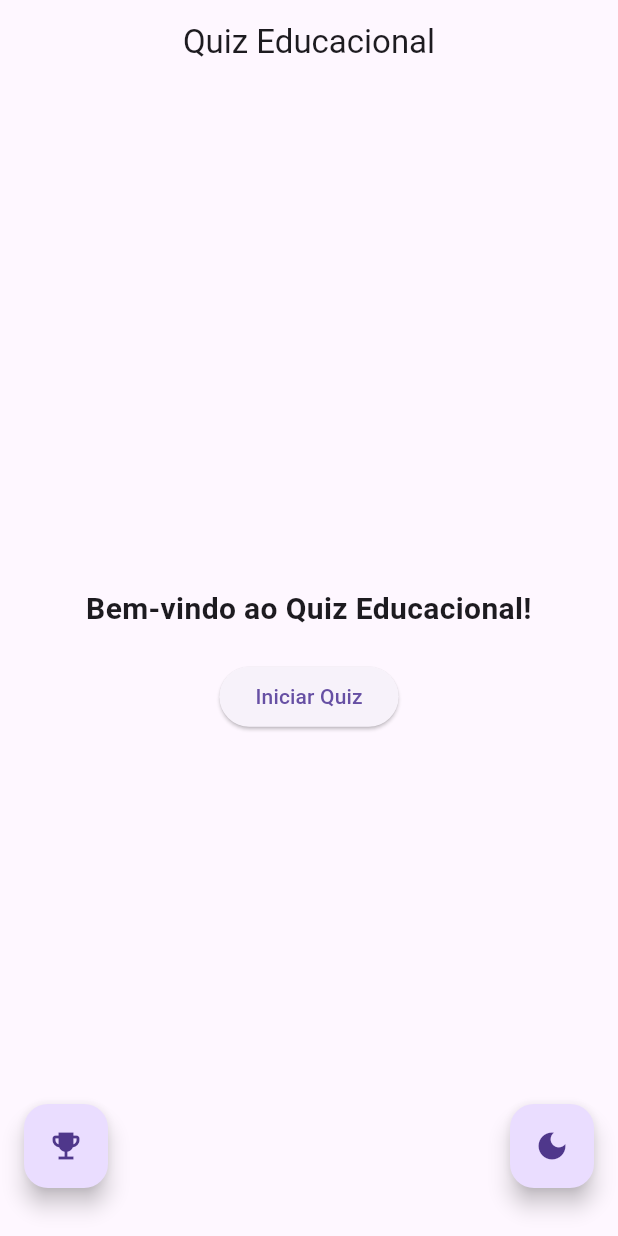
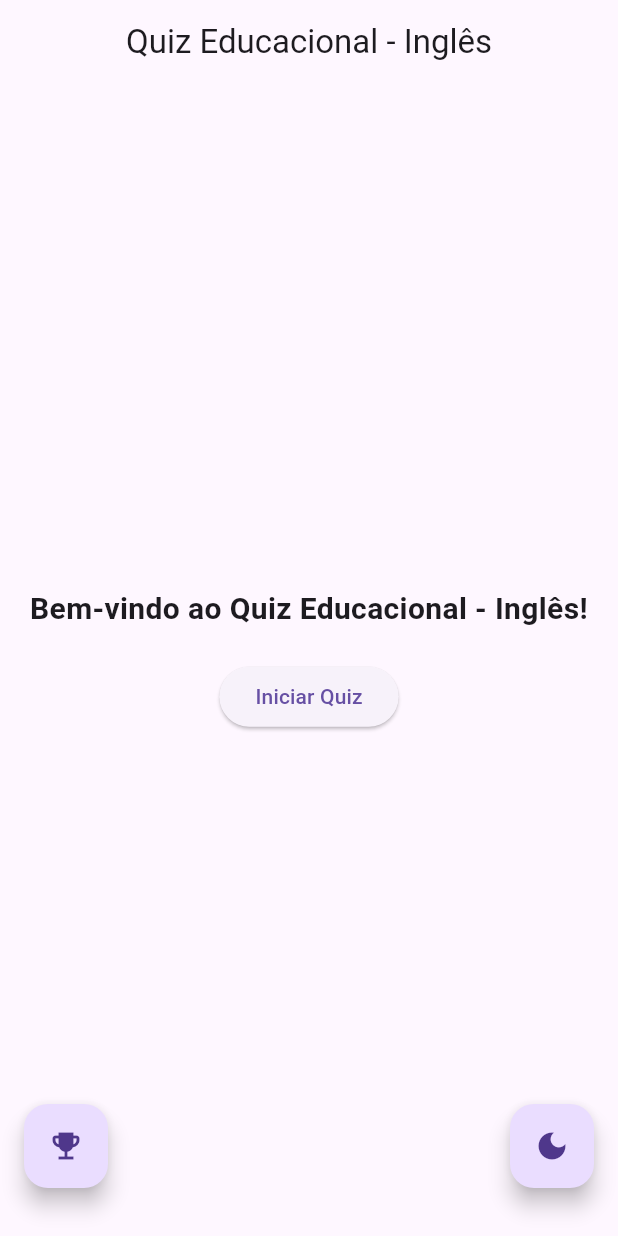
Before and after one commit to pedrowerle/trabalho_final_quizz, a Flutter app: the screen it shows after launch, on a phone screen of 412 x 824 dp. Run offline on Flutter 3.47's test engine with Material 3 defaults, Android fonts, the phone set to English and light mode, and no system bars; our stand-ins replace dio, html_unescape, image_picker, retrofit, sqflite; accounts and stored records are empty; generated files the repository leaves out were written again.

Commit message:
Ajuste títulos

```diff
--- a/lib/main.dart
+++ b/lib/main.dart
@@ -20,7 +20,7 @@ class QuizApp extends StatelessWidget {
   Widget build(BuildContext context) {
     final themeProvider = Provider.of<ThemeProvider>(context);
     return MaterialApp(
-      title: 'Quiz Educacional',
+      title: 'Quiz Educacional - Inglês',
       theme: themeProvider.currentTheme,
       home: const AppTitle(),
     );
@@ -37,7 +37,7 @@ class AppTitle extends StatelessWidget {
 
     return Scaffold(
       appBar: AppBar(
-        title: const Text('Quiz Educacional'),
+        title: const Text('Quiz Educacional - Inglês'),
         centerTitle: true,
       ),
       body: Column(
@@ -45,7 +45,7 @@ class AppTitle extends StatelessWidget {
         children: [
           const Center(
             child: Text(
-              'Bem-vindo ao Quiz Educacional!',
+              'Bem-vindo ao Quiz Educacional - Inglês!',
               style: TextStyle(fontSize: 20, fontWeight: FontWeight.bold),
               textAlign: TextAlign.center,
             ),
```
